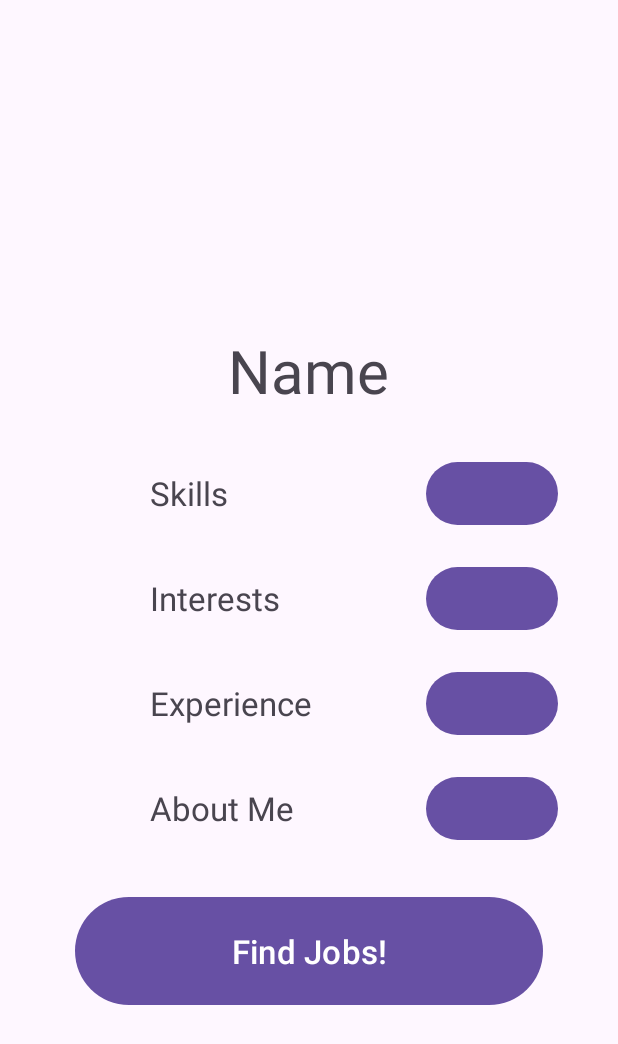
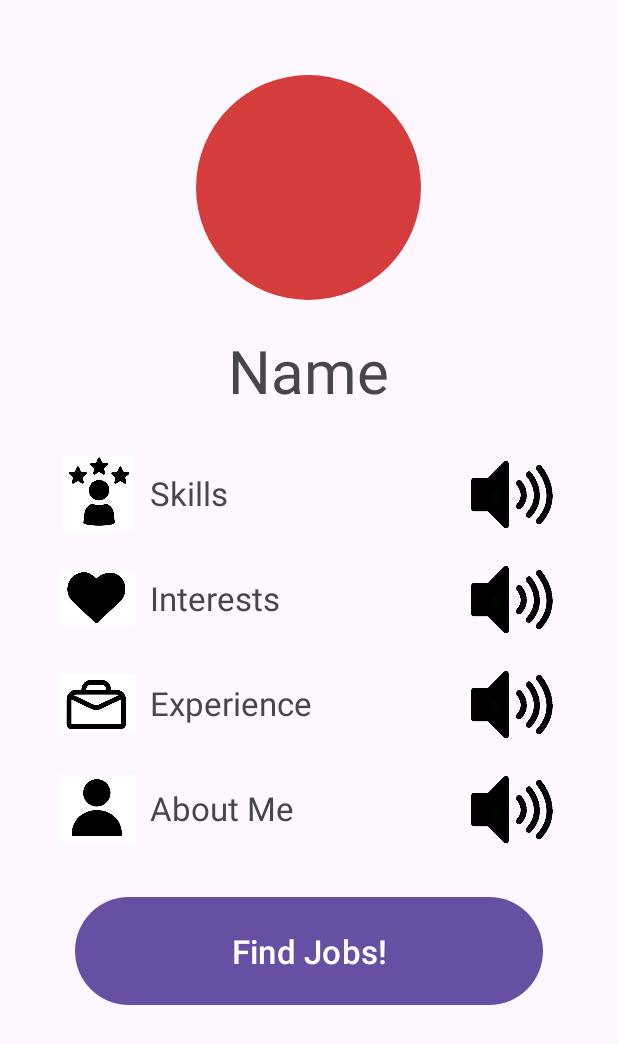
Before and after one commit to ByteFlypVS/Team4WorkTest, an Android app: the screen it shows after launch (Main), on a phone screen of 412 x 824 dp. Shown: the top 1044 px of the screen. Run offline under Robolectric (Android 15) with nearby library versions, the phone set to English and light mode, and no system bars; libraries missing offline, so code that uses them is left out: com.readystatesoftware.sqliteasset; 1 statement that could not run was skipped.

Commit message:
Checkpoint: Basic Functionalities

```diff
--- a/app/src/main/java/com/example/t4w/InterestPage.java
+++ b/app/src/main/java/com/example/t4w/InterestPage.java
@@ -21,8 +21,8 @@ public class InterestPage extends AppCompatActivity{
 
         gateway = new Gateway(this);
         database = gateway.getWritableDatabase();
+        interests = new Interests(this, gateway, database);
 
-        interests = new Interests(this, gateway, database);
         list = findViewById(R.id.iPage);
 
         list.setLayoutManager(new LinearLayoutManager(this));
--- a/app/src/main/java/com/example/t4w/JobPage.java
+++ b/app/src/main/java/com/example/t4w/JobPage.java
@@ -21,8 +21,8 @@ public class JobPage extends AppCompatActivity{
 
         gateway = new Gateway(this);
         database = gateway.getWritableDatabase();
+        jobs = new Jobs(this, gateway, database);
 
-        jobs = new Jobs(this, gateway, database);
         list = findViewById(R.id.jPage);
 
         list.setLayoutManager(new LinearLayoutManager(this));
--- a/app/src/main/java/com/example/t4w/JobPost.java
+++ b/app/src/main/java/com/example/t4w/JobPost.java
@@ -41,7 +41,7 @@ public class JobPost extends AppCompatActivity{
         job.setText(pName);
         employer.setText(pEmployer);
         role.setText(pDesc);
-        salary.setText("€" + pSalary);
+        salary.setText("€" + pSalary + " Per Year");
 
         try{
             InputStream input = this.getAssets().open(pePic);
--- a/app/src/main/java/com/example/t4w/Main.java
+++ b/app/src/main/java/com/example/t4w/Main.java
@@ -2,14 +2,31 @@ package com.example.t4w;
 
 import androidx.appcompat.app.AppCompatActivity;
 
+import android.annotation.SuppressLint;
 import android.content.Intent;
+import android.database.Cursor;
+import android.database.sqlite.SQLiteDatabase;
 import android.os.Bundle;
+import android.speech.tts.TextToSpeech;
 import android.view.View;
 import android.widget.Button;
+import android.widget.ImageButton;
+import android.widget.ImageView;
 import android.widget.LinearLayout;
+import android.widget.TextView;
+import android.widget.Toast;
+
+import java.util.Locale;
 
 public class Main extends AppCompatActivity{
+    TextToSpeech textToSpeech;
+    Gateway gateway;
+    SQLiteDatabase database;
+
+    ImageView uPic;
+    TextView uName;
     LinearLayout skills, interests, experience, about;
+    ImageButton skillTTS, interestTTS, experienceTTS, aboutTTS;
     Button search;
 
     @Override
@@ -17,11 +34,25 @@ public class Main extends AppCompatActivity{
         super.onCreate(savedInstanceState);
         setContentView(R.layout.main);
 
+        uPic = findViewById(R.id.hPic);
+        uName = findViewById(R.id.hName);
+
         skills = findViewById(R.id.hSkill);
         interests = findViewById(R.id.hInterest);
         experience = findViewById(R.id.hExp);
         about = findViewById(R.id.hAbout);
+
+        skillTTS = findViewById(R.id.hSkillTTS);
+        interestTTS = findViewById(R.id.hIntTTS);
+        experienceTTS = findViewById(R.id.hExpTTS);
+        aboutTTS = findViewById(R.id.hAboutNameTTS);
         search = findViewById(R.id.hSearch);
+
+        gateway = new Gateway(this);
+        database = gateway.getWritableDatabase();
+        getName();
+
+        initializeTextToSpeech();
 
         skills.setOnClickListener(new View.OnClickListener(){
             @Override
@@ -39,12 +70,115 @@ public class Main extends AppCompatActivity{
             }
         });
 
+        experience.setOnClickListener(new View.OnClickListener(){
+            @Override
+            public void onClick(View v){
+                String message = "Work In Progress, Nothing To See Here!";
+
+                speakText(message);
+                Toast.makeText(Main.this, message, Toast.LENGTH_SHORT).show();
+            }
+        });
+
+        about.setOnClickListener(new View.OnClickListener(){
+            @Override
+            public void onClick(View v){
+                String message = "Work In Progress, Nothing To See Here!";
+
+                speakText(message);
+                Toast.makeText(Main.this, message, Toast.LENGTH_SHORT).show();
+            }
+        });
+
         search.setOnClickListener(new View.OnClickListener(){
             @Override
             public void onClick(View v) {
+                String desc = search.getText().toString();
+                speakText(desc);
+
                 Intent intSearch = new Intent(Main.this, JobPage.class);
                 startActivity(intSearch);
             }
         });
+
+        skillTTS.setOnClickListener(new View.OnClickListener(){
+            @Override
+            public void onClick(View v){
+                TextView text = findViewById(R.id.hSkillName);
+                String desc = text.getText().toString();
+
+                speakText(desc);
+            }
+        });
+
+        interestTTS.setOnClickListener(new View.OnClickListener(){
+            @Override
+            public void onClick(View v) {
+                TextView text = findViewById(R.id.hIntName);
+                String desc = text.getText().toString();
+
+                speakText(desc);
+            }
+        });
+
+        experienceTTS.setOnClickListener(new View.OnClickListener(){
+            @Override
+            public void onClick(View v){
+                TextView text = findViewById(R.id.hExpName);
+                String desc = text.getText().toString();
+
+                speakText(desc);
+            }
+        });
+
+        aboutTTS.setOnClickListener(new View.OnClickListener(){
+            @Override
+            public void onClick(View v){
+                TextView text = findViewById(R.id.hAboutName);
+                String desc = text.getText().toString();
+
+                speakText(desc);
+            }
+        });
+    }
+
+    private void initializeTextToSpeech(){
+        if(textToSpeech == null){
+            textToSpeech = new TextToSpeech(Main.this, new TextToSpeech.OnInitListener(){
+                @Override
+                public void onInit(int status){
+                    if(status == TextToSpeech.SUCCESS){
+                        int result = textToSpeech.setLanguage(Locale.getDefault());
+
+                        if(result == TextToSpeech.LANG_MISSING_DATA || result == TextToSpeech.LANG_NOT_SUPPORTED){
+                            Toast.makeText(Main.this, "Language not supported", Toast.LENGTH_SHORT).show();
+                        }
+                    }
+                    else{
+                        Toast.makeText(Main.this, "Initialization failed", Toast.LENGTH_SHORT).show();
+                    }
+                }
+            });
+        }
+    }
+
+    private void speakText(String text){
+        initializeTextToSpeech();
+        textToSpeech.speak(text, TextToSpeech.QUEUE_FLUSH, null, null);
+    }
+
+    private void getName(){
+        String query = "SELECT name FROM user WHERE id = 2";
+        Cursor cursor = gateway.getData(database, query);
+
+        if(cursor != null && cursor.moveToFirst()){
+            do{
+                @SuppressLint("Range") String name = cursor.getString(cursor.getColumnIndex("name"));
+
+                uName.setText("Hello " + name + "!");
+            }
+            while(cursor.moveToNext());
+            cursor.close();
+        }
     }
 }
--- a/app/src/main/java/com/example/t4w/SkillPage.java
+++ b/app/src/main/java/com/example/t4w/SkillPage.java
@@ -21,8 +21,8 @@ public class SkillPage extends AppCompatActivity{
 
         gateway = new Gateway(this);
         database = gateway.getWritableDatabase();
+        skills = new Skills(this, gateway, database);
 
-        skills = new Skills(this, gateway, database);
         list = findViewById(R.id.sPage);
 
         list.setLayoutManager(new LinearLayoutManager(this));
--- /dev/null
+++ b/app/src/main/res/drawable/upicbackground.xml
@@ -0,0 +1,11 @@
+<?xml version="1.0" encoding="utf-8"?>
+<shape
+    xmlns:android="http://schemas.android.com/apk/res/android"
+    android:shape="oval">
+
+    <solid
+        android:color="#D53C3C"/>
+    <size
+        android:width="120dp"
+        android:height="120dp"/>
+</shape>
--- a/app/src/main/res/layout/iinterest.xml
+++ b/app/src/main/res/layout/iinterest.xml
@@ -27,7 +27,7 @@
             android:ellipsize="end"
             android:maxLines="2"
 
-            android:text="Skill"
+            android:text="Interest"
             android:textSize="18dp"/>
 
         <TextView
--- a/app/src/main/res/layout/ijob.xml
+++ b/app/src/main/res/layout/ijob.xml
@@ -27,7 +27,7 @@
             android:ellipsize="end"
             android:maxLines="2"
 
-            android:text="Skill"
+            android:text="Job"
             android:textSize="18dp"/>
 
         <TextView
--- a/app/src/main/res/layout/main.xml
+++ b/app/src/main/res/layout/main.xml
@@ -21,7 +21,8 @@
             android:layout_width="150dp"
             android:layout_height="150dp"
             android:layout_gravity="center_horizontal"
-            android:layout_marginTop="20dp"/>
+            android:layout_marginTop="20dp"
+            android:src="@drawable/upicbackground"/>
 
         <TextView
             android:id="@+id/hName"
@@ -58,7 +59,8 @@
                     android:id="@+id/hSkillPic"
 
                     android:layout_width="50dp"
-                    android:layout_height="match_parent"/>
+                    android:layout_height="match_parent"
+                    android:src="@drawable/skills"/>
 
                 <TextView
                     android:id="@+id/hSkillName"
@@ -71,12 +73,15 @@
                     android:text="Skills"
                     android:textSize="22dp"/>
 
-                <Button
+                <ImageButton
                     android:id="@+id/hSkillTTS"
 
                     android:layout_width="wrap_content"
                     android:layout_height="match_parent"
-                    android:layout_marginEnd="0dp"/>
+                    android:background="?android:attr/selectableItemBackground"
+                    android:scaleType="centerInside"
+                    android:adjustViewBounds="true"
+                    android:src="@drawable/tts"/>
             </LinearLayout>
 
             <LinearLayout
@@ -96,7 +101,8 @@
                     android:id="@+id/hIntPic"
 
                     android:layout_width="50dp"
-                    android:layout_height="match_parent"/>
+                    android:layout_height="match_parent"
+                    android:src="@drawable/interests"/>
 
                 <TextView
                     android:id="@+id/hIntName"
@@ -109,12 +115,15 @@
                     android:text="Interests"
                     android:textSize="22dp"/>
 
-                <Button
+                <ImageButton
                     android:id="@+id/hIntTTS"
 
                     android:layout_width="wrap_content"
                     android:layout_height="match_parent"
-                    android:layout_marginEnd="0dp"/>
+                    android:background="?android:attr/selectableItemBackground"
+                    android:scaleType="centerInside"
+                    android:adjustViewBounds="true"
+                    android:src="@drawable/tts"/>
             </LinearLayout>
 
             <LinearLayout
@@ -134,7 +143,8 @@
                     android:id="@+id/hExpPic"
 
                     android:layout_width="50dp"
-                    android:layout_height="match_parent"/>
+                    android:layout_height="match_parent"
+                    android:src="@drawable/experience"/>
 
                 <TextView
                     android:id="@+id/hExpName"
@@ -147,12 +157,15 @@
                     android:text="Experience"
                     android:textSize="22dp"/>
 
-                <Button
+                <ImageButton
                     android:id="@+id/hExpTTS"
 
                     android:layout_width="wrap_content"
                     android:layout_height="match_parent"
-                    android:layout_marginEnd="0dp"/>
+                    android:background="?android:attr/selectableItemBackground"
+                    android:scaleType="centerInside"
+                    android:adjustViewBounds="true"
+                    android:src="@drawable/tts"/>
             </LinearLayout>
 
             <LinearLayout
@@ -171,7 +184,8 @@
                     android:id="@+id/hAboutPic"
 
                     android:layout_width="50dp"
-                    android:layout_height="match_parent"/>
+                    android:layout_height="match_parent"
+                    android:src="@drawable/info"/>
 
                 <TextView
                     android:id="@+id/hAboutName"
@@ -184,12 +198,15 @@
                     android:text="About Me"
                     android:textSize="22dp"/>
 
-                <Button
+                <ImageButton
                     android:id="@+id/hAboutNameTTS"
 
                     android:layout_width="wrap_content"
                     android:layout_height="match_parent"
-                    android:layout_marginEnd="0dp"/>
+                    android:background="?android:attr/selectableItemBackground"
+                    android:scaleType="centerInside"
+                    android:adjustViewBounds="true"
+                    android:src="@drawable/tts"/>
             </LinearLayout>
         </LinearLayout>
 
```
Also changed, not shown: app/src/main/res/layout/pinterest.xml (+35 -6 lines), app/src/main/res/layout/pjob.xml (+35 -6 lines), app/src/main/res/layout/pskill.xml (+35 -6 lines), app/src/main/res/drawable/experience.png (added), app/src/main/res/drawable/info.png (added), app/src/main/res/drawable/interests.png (added), app/src/main/res/drawable/skills.png (added), app/src/main/res/drawable/tts.png (added).
